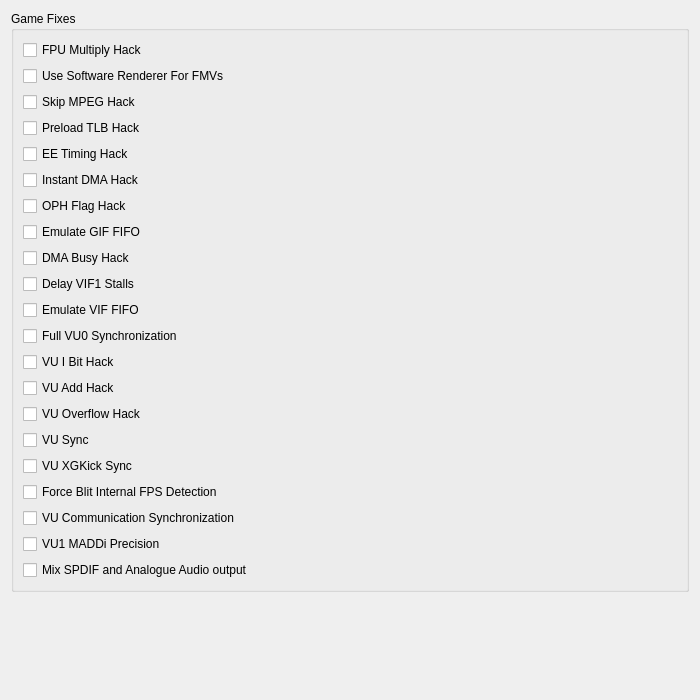
Before: the Qt Designer form pcsx2-qt/Settings/GameFixSettingsWidget.ui in AITUS95/pcsx2-reliquary, drawn with Qt 5.
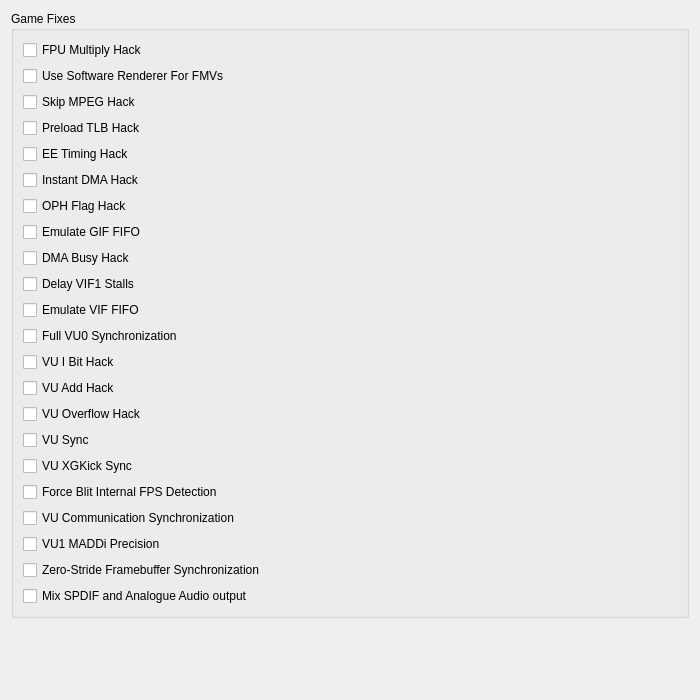
After: the same form once the commit is applied.

Commit message: GS: gate zero-stride synchronization behind a gamefix

Patch:
```diff
--- a/pcsx2-qt/Settings/GameFixSettingsWidget.ui
+++ b/pcsx2-qt/Settings/GameFixSettingsWidget.ui
@@ -157,6 +157,13 @@
         </property>
        </widget>
       </item>
+      <item>
+       <widget class="QCheckBox" name="GSZeroStrideHack">
+        <property name="text">
+         <string>Zero-Stride Framebuffer Synchronization</string>
+        </property>
+       </widget>
+      </item>
       <item>
        <widget class="QCheckBox" name="MixSpdifAnalogHack">
         <property name="text">
```
Left out of the diff: 1 changed line with no effect on the pictures. The commit also changes 10 other files.
